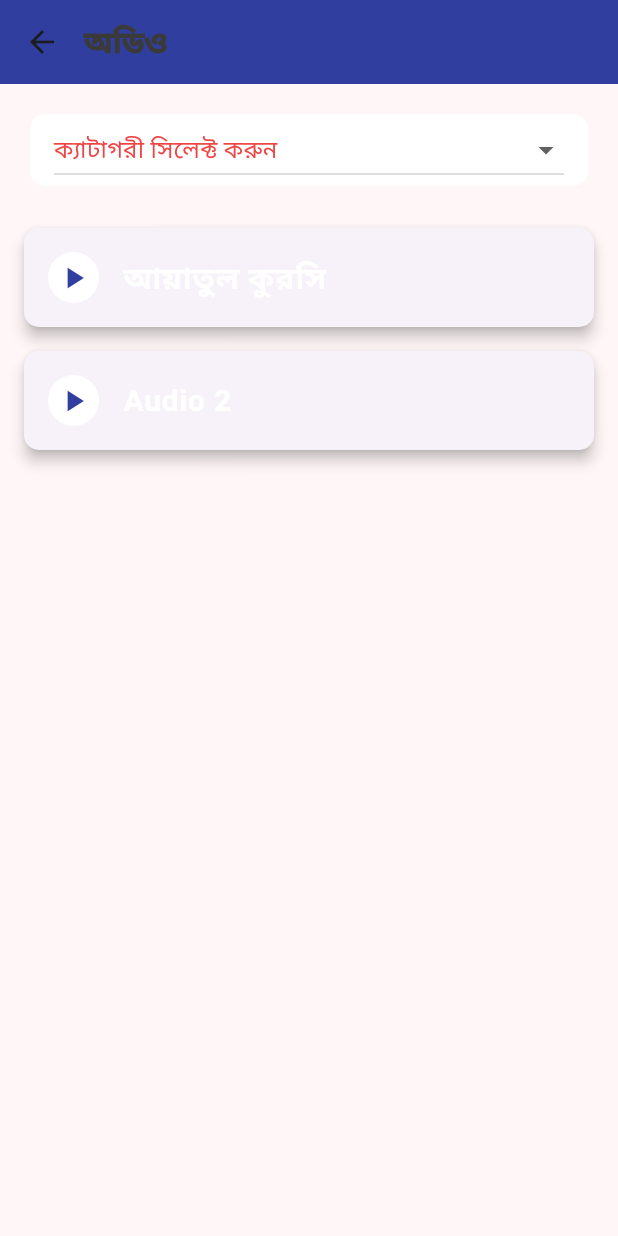
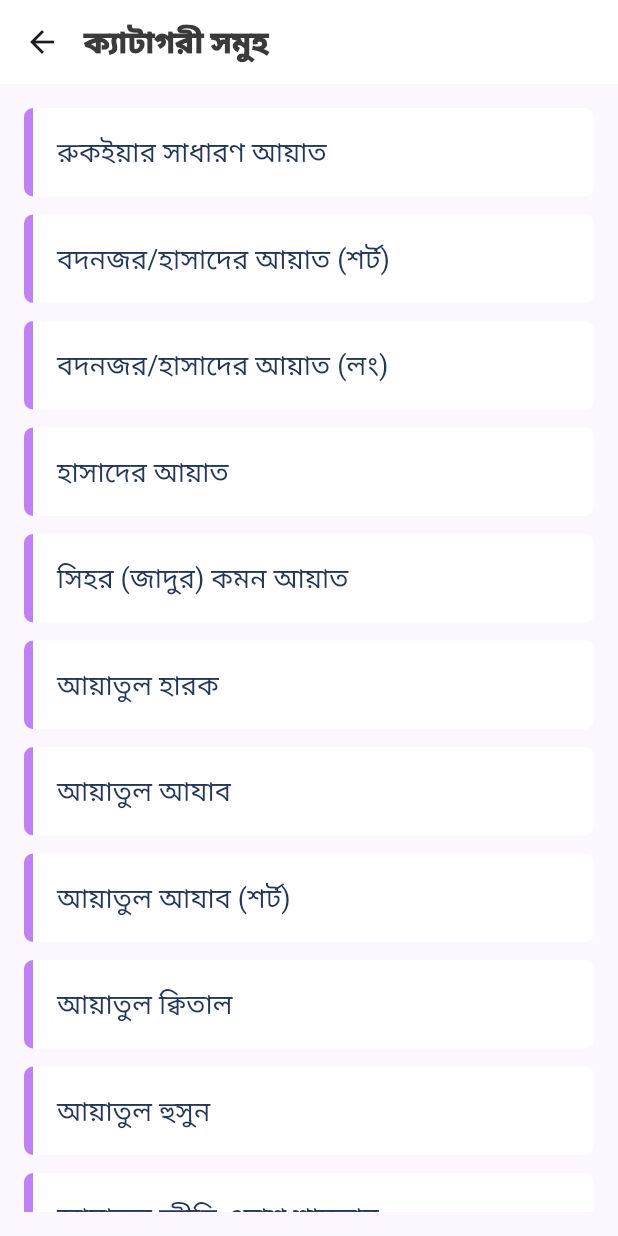
Before and after one commit to faysalewucse/ruqyah_and_ayat, a Flutter app: the screen it shows after launch, after a tap on "অডিও", on a phone screen of 412 x 824 dp. Run offline on Flutter 3.47's test engine with Material 3 defaults, Android fonts, the phone set to English and light mode, and no system bars; our stand-ins replace audio_video_progress_bar, audioplayers, google_fonts; missing offline and left inert: excel, flutter_islamic_icons.

Commit message:
update xl file and ui

```diff
--- /dev/null
+++ b/lib/data/ayat_categories.dart
@@ -0,0 +1,46 @@
+import 'package:rukiyah_and_ayat/models/Ayat.dart';
+
+List<Category> categories = <Category>[
+  Category(value: "common", label: "রুকইয়ার সাধারণ আয়াত"),
+  Category(value: "bodnojor", label: "বদনজর/হাসাদের আয়াত (শর্ট)"),
+  Category(value: "bodnojorL", label: "বদনজর/হাসাদের আয়াত (লং)"),
+  Category(value: "hasad", label: "হাসাদের আয়াত"),
+  Category(value: "sihr", label: "সিহর (জাদুর) কমন আয়াত"),
+  Category(value: "hark", label: "আয়াতুল হারক"),
+  Category(value: "ajab", label: "আয়াতুল আযাব"),
+  Category(value: "ajab_short", label: "আয়াতুল আযাব (শর্ট)"),
+  Category(value: "kital", label: "আয়াতুল ক্বিতাল"),
+  Category(value: "husun", label: "আয়াতুল হুসুন"),
+  Category(
+      value: "jin_shaitan", label: "আয়াতুল জ্বীন্নি ওয়াশ শায়তান"),
+  Category(value: "fahishat", label: "আয়াতু জাম্মিল ফাহিশাত"),
+  Category(value: "khuruj", label: "আয়াতুল খুরুজ"),
+  Category(value: "hikmah", label: "আয়াতুল ইলমি ওয়াল হিকমাহ"),
+  Category(value: "talak", label: "আয়াতুত তালাক ওয়াল আরহাম"),
+  Category(value: "haml", label: "আয়াতুল হামল"),
+  Category(value: "malayikah", label: "আয়াতুল মালায়িকাহ"),
+  Category(value: "mulk", label: "আয়াতুল মুলক"),
+  Category(value: "izzah", label: "আয়াতুল ক্বাহরি ওয়াল ইয্যাহ"),
+  Category(value: "kotoyi", label: "আয়াতুল ক্বাতয়ি"),
+  Category(value: "ukad", label: "উক্বাদ নষ্টের আয়াত"),
+  Category(value: "tadmir", label: "আয়াতুত তাদমীর"),
+  Category(value: "qubur", label: "আয়াতুল কুবুর"),
+  Category(value: "toyri", label: "আয়াতুত ত্বয়রী"),
+  Category(value: "gous", label: "আয়াতুল বাহরি ওয়াল গউস"),
+  Category(value: "jibal", label: "আয়তুল জীবাল"),
+  Category(value: "shifa", label: "আয়াতুস শিফা"),
+  Category(value: "yahud", label: "আয়তুল ইয়াহুদ"),
+  Category(value: "nujum", label: "আয়াতুল কাওয়াকিবী ওয়ান নূজুম"),
+  Category(value: "nasara", label: "আয়াতুন নাসারা"),
+  Category(value: "sobri", label: "আয়াতুস সবরী"),
+  Category(value: "ajmati", label: "আয়াতুল খলকি ওয়াল আযমাতি"),
+  Category(value: "niyamot", label: "আয়াতুন নি'মাহ"),
+  Category(value: "ibadot", label: "আয়াতুল ইবাদাত"),
+  Category(value: "ihya", label: "আয়াতুল ইহয়া"),
+  Category(
+      value: "walidaini",
+      label: "আয়াতু বিররুল ওয়ালিদাইনী ওয়া সিলাতুল আরহাম"),
+  Category(value: "arjul", label: "আয়াতুল মাশয়ী ওয়াল আরজুল"),
+  Category(value: "sodakot", label: "আয়াতুল ইহসান ওয়াস সদাকাত"),
+  Category(value: "julum", label: "আয়াতের জুলুম"),
+];
--- a/lib/helper/colors.dart
+++ b/lib/helper/colors.dart
@@ -1,6 +1,7 @@
 import 'package:flutter/material.dart';
 
 const Color PRIMARY_COLOR = Color(0xff7f03eb);
+const Color PRIMARY_COLOR_LIGHT = Color(0xfff4e4ff);
 
 const Color BLACK = Color(0xff3A3A3A);
 const Color GRAY = Color(0xff8790AB);
@@ -10,7 +11,7 @@ const Color GREEN = Color(0xff15CA73);
 const Color RED = Colors.red;
 const Color BLUE = Color(0xff4796FF);
 const Color REWARD_POINTS = Color(0xffFFCC3A);
-const Color SCAFFOLD_BACKGROUND_COLOR = Color(0xffFFF6F7);
+const Color SCAFFOLD_BACKGROUND_COLOR = Color(0xfffbf6ff);
 const Color BG_GRAY_1 = Color(0xffF1F1F1);
 Color BORDER_COLOR_1 = Color(0xff000000).withOpacity(0.1);
 const Color NEW_ERROR_COLOR = Color(0xffD9333F);
--- a/lib/helper/constant.dart
+++ b/lib/helper/constant.dart
@@ -11,6 +11,7 @@ const TextStyle(color: GRAY, fontWeight: FontWeight.w800, fontSize: 12);
 //==============box decoration==================//
 BorderRadius rounded2 = BorderRadius.circular(2);
 BorderRadius rounded4 = BorderRadius.circular(4);
+BorderRadius rounded6 = BorderRadius.circular(6);
 BorderRadius rounded8 = BorderRadius.circular(8);
 BorderRadius roundedFull = BorderRadius.circular(50);
 
--- a/lib/models/Ayat.dart
+++ b/lib/models/Ayat.dart
@@ -6,9 +6,9 @@ class Ayat {
   Ayat({required this.title,  required this.verse, required this.category});
 }
 
-class CategoryDropdown{
+class Category{
   final String value;
-  final String text;
+  final String label;
 
-  CategoryDropdown({required this.value, required this.text});
+  Category({required this.value, required this.label});
 }
--- a/lib/models/Category.dart
+++ b/lib/models/Category.dart
@@ -1,9 +1,9 @@
 import 'package:flutter/material.dart';
 
-class Category {
+class Screen {
   final String name;
   final IconData iconData;
   final Widget Function() page;
 
-  Category(this.name, this.iconData, this.page);
+  Screen(this.name, this.iconData, this.page);
 }
--- /dev/null
+++ b/lib/pages/ayat/ayat_categories.dart
@@ -0,0 +1,27 @@
+import 'package:flutter/material.dart';
+import 'package:rukiyah_and_ayat/data/ayat_categories.dart';
+import 'package:rukiyah_and_ayat/widgets/cards/ayat_category_card.dart';
+
+class AyatCategories extends StatelessWidget {
+  const AyatCategories({super.key});
+
+  @override
+  Widget build(BuildContext context) {
+    return Scaffold(
+      appBar: AppBar(
+        title: const Text("ক্যাটাগরী সমুহ"),
+      ),
+      body: Container(
+        height: MediaQuery.of(context).size.height,
+        padding: const EdgeInsets.all(16.0),
+        child: ListView.separated(
+          itemBuilder: (_, index) => AyatCategoryCard(category: categories[index],),
+          separatorBuilder: (_, i) => const SizedBox(
+            height: 12,
+          ),
+          itemCount: categories.length,
+        ),
+      ),
+    );
+  }
+}
--- a/lib/pages/home_page.dart
+++ b/lib/pages/home_page.dart
@@ -3,8 +3,8 @@ import 'package:flutter_islamic_icons/flutter_islamic_icons.dart';
 import 'package:rukiyah_and_ayat/helper/colors.dart';
 import 'package:rukiyah_and_ayat/models/Category.dart';
 import 'package:rukiyah_and_ayat/pages/audio/audio.dart';
-import 'package:rukiyah_and_ayat/pages/ayat/ayat.dart';
-import 'package:rukiyah_and_ayat/widgets/cards/category_card.dart';
+import 'package:rukiyah_and_ayat/pages/ayat/ayat_categories.dart';
+import 'package:rukiyah_and_ayat/widgets/cards/screen_card.dart';
 
 class HomePage extends StatefulWidget {
   const HomePage({Key? key}) : super(key: key);
@@ -14,15 +14,15 @@ class HomePage extends StatefulWidget {
 }
 
 class _HomePageState extends State<HomePage> {
-  List<Category> categories = [
-    Category('আয়াত', FlutterIslamicIcons.quran, () => AyatPage()),
-    Category('অডিও', Icons.audiotrack, () => AudioPage()),
-    Category('রুকইয়াহ', Icons.health_and_safety, () => AyatPage()),
-    Category('হিজামা', Icons.local_hospital, () => AyatPage()),
-    Category('নিরাপত্তার দুআ', Icons.local_hospital_outlined, () => AyatPage()),
-    Category('মাসনুন দুআ', Icons.settings_system_daydream, () => AyatPage()),
-    Category('মাসায়েল/ফাতওয়া', Icons.question_answer, () => AyatPage()),
-    Category('বিবিধ', Icons.bookmark_added_rounded, () => AyatPage()),
+  List<Screen> screens = [
+    Screen('আয়াত', FlutterIslamicIcons.quran, () => const AyatCategories()),
+    Screen('অডিও', Icons.audiotrack, () => const AyatCategories()),
+    Screen('রুকইয়াহ', Icons.health_and_safety, () => const AyatCategories()),
+    Screen('হিজামা', Icons.local_hospital, () => const AyatCategories()),
+    Screen('নিরাপত্তার দুআ', Icons.local_hospital_outlined, () => const AyatCategories()),
+    Screen('মাসনুন দুআ', Icons.settings_system_daydream, () => const AyatCategories()),
+    Screen('মাসায়েল/ফাতওয়া', Icons.question_answer, () => const AyatCategories()),
+    Screen('বিবিধ', Icons.bookmark_added_rounded, () => const AyatCategories()),
   ];
 
   @override
@@ -44,10 +44,10 @@ class _HomePageState extends State<HomePage> {
                   crossAxisSpacing: 10,
                   mainAxisSpacing: 10,
                 ),
-                itemCount: categories.length,
+                itemCount: screens.length,
                 itemBuilder: (context, index) {
-                  return CategoryCard(
-                    category: categories[index],
+                  return ScreenCard(
+                    screen: screens[index],
                   );
                 },
               ),
--- /dev/null
+++ b/lib/widgets/cards/ayat_category_card.dart
@@ -0,0 +1,38 @@
+import 'package:flutter/material.dart';
+import 'package:rukiyah_and_ayat/helper/colors.dart';
+import 'package:rukiyah_and_ayat/models/Ayat.dart';
+import 'package:rukiyah_and_ayat/pages/ayat/ayat_list_by_category.dart';
+import 'package:rukiyah_and_ayat/pages/home_page.dart';
+
+class AyatCategoryCard extends StatelessWidget {
+  final Category category;
+
+  const AyatCategoryCard({super.key, required this.category});
+
+  @override
+  Widget build(BuildContext context) {
+    return InkWell(
+      onTap: (){
+        Navigator.push(
+          context,
+          MaterialPageRoute(
+            builder: (context) => AyatListByCategory(category: category),
+          ),
+        );
+      },
+      child: Container(
+        padding: const EdgeInsets.all(16.0),
+        decoration: BoxDecoration(
+          color: WHITE,
+          border: Border(left: BorderSide(color: PRIMARY_COLOR.withOpacity(0.5), width: 6)),
+          borderRadius: BorderRadius.circular(6.0)
+        ),
+        child: Text(
+          category.label,
+          // textAlign: TextAlign.center,
+          style: Theme.of(context).textTheme.titleSmall,
+        ),
+      ),
+    );
+  }
+}
--- a/lib/widgets/cards/category_card.dart
+++ b/lib/widgets/cards/screen_card.dart
@@ -3,10 +3,10 @@ import 'package:rukiyah_and_ayat/helper/colors.dart';
 import 'package:rukiyah_and_ayat/helper/constant.dart';
 import 'package:rukiyah_and_ayat/models/Category.dart';
 
-class CategoryCard extends StatelessWidget {
-  final Category category;
+class ScreenCard extends StatelessWidget {
+  final Screen screen;
 
-  const CategoryCard({super.key, required this.category});
+  const ScreenCard({super.key, required this.screen});
 
   @override
   Widget build(BuildContext context) {
@@ -14,7 +14,7 @@ class CategoryCard extends StatelessWidget {
       onTap: () => Navigator.push(
         context,
         MaterialPageRoute(
-          builder: (context) => category.page(),
+          builder: (context) => screen.page(),
         ),
       ),
       child: Container(
@@ -25,10 +25,10 @@ class CategoryCard extends StatelessWidget {
         child: Column(
           mainAxisAlignment: MainAxisAlignment.center,
           children: [
-            Icon(category.iconData, size: 40, color: PRIMARY_COLOR),
+            Icon(screen.iconData, size: 40, color: PRIMARY_COLOR),
             const SizedBox(height: 10),
             Text(
-              category.name,
+              screen.name,
               style: TextStyle(
                 fontSize: 16,
                 color: Theme.of(context).textTheme.headlineSmall?.color
```
Also changed, not shown: lib/pages/ayat/ayat.dart (deleted, +0 -216 lines), lib/pages/ayat/ayat_list_by_category.dart (added, +174 -0 lines), lib/widgets/ayat_list_tab.dart (added, +19 -0 lines), lib/widgets/cards/ayat_card.dart (+21 -11 lines), 1 other file.
